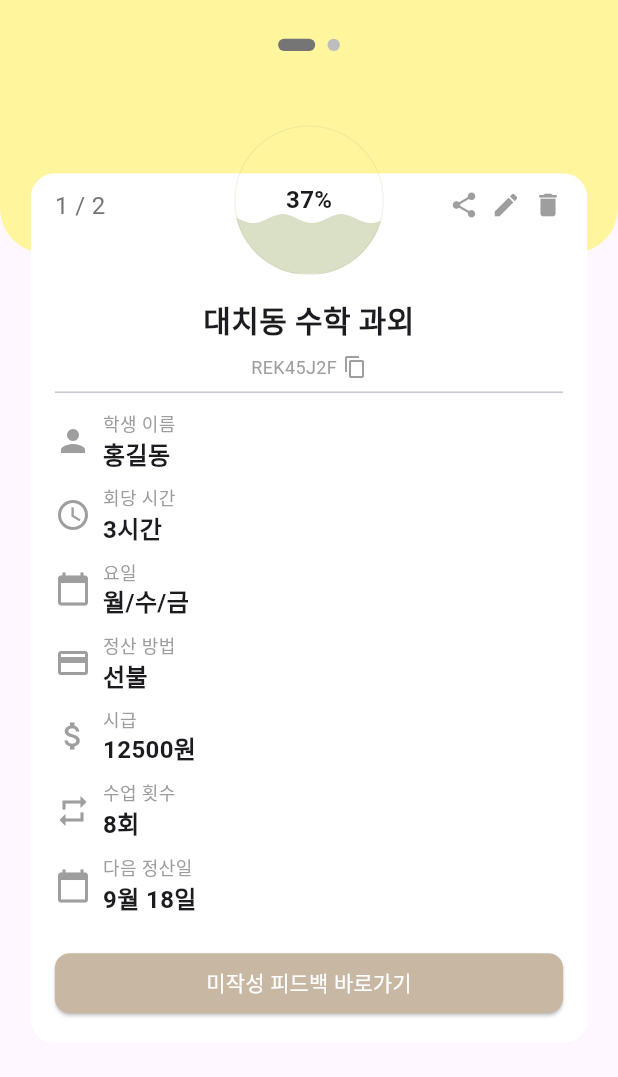
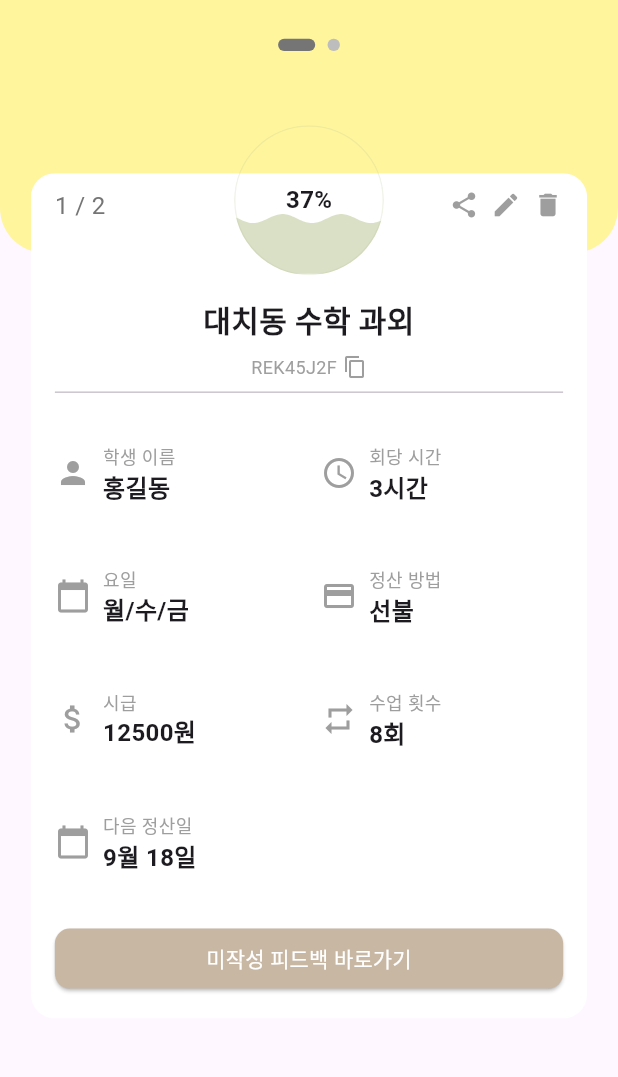
Before and after one commit to STUDULER/studuler_frontend, a Flutter app: the TeacherHomePage screen opened directly, on a phone screen of 412 x 824 dp, the part 122-1199 px from its top. Run offline on Flutter 3.47's test engine with Material 3 defaults, Android fonts, the phone set to English and light mode, and no system bars; drawn by our look-alikes of card_swiper; our stand-ins replace dio, flutter_rating_bar, flutter_secure_storage, gap, google_sign_in, jiffy and 1 more; missing offline and left inert: board_datetime_picker, kakao_flutter_sdk; accounts and stored records are empty.

Commit message:
카드 디자인 수정

```diff
--- a/lib/common/widget/class_info_card.dart
+++ b/lib/common/widget/class_info_card.dart
@@ -136,6 +136,7 @@ class _ClassInfoCardState extends State<ClassInfoCard>
                 color: Colors.white,
                 borderRadius: BorderRadius.circular(16.0),
               ),
+              child: SingleChildScrollView(
                 child: Padding(
                   padding: const EdgeInsets.fromLTRB(16, 10, 16, 16),
                   child: Column(
@@ -215,7 +216,11 @@ class _ClassInfoCardState extends State<ClassInfoCard>
                       ),
                       const Divider(),
                       if (showIncompleteFeedbackList)
-                      IncompleteClassFeedback(
+                        SizedBox(
+                          height: MediaQuery.of(context).size.height * 0.475,
+                          child: Padding(
+                            padding: const EdgeInsets.all(16.0),
+                            child: IncompleteClassFeedback(
                               classTitle: widget.title,
                               classId: 'dummyClassId',
                               backToClassInfo: () {
@@ -224,14 +229,28 @@ class _ClassInfoCardState extends State<ClassInfoCard>
                                 });
                               },
                             ),
+                          ),
+                        ),
                       if (!showIncompleteFeedbackList)
-                      Column(
+                        SizedBox(
+                          height: MediaQuery.of(context).size.height * 0.4,
+                          child: Wrap(
+                            spacing: 16.0,
+                            runSpacing: 16.0,
                             children: widget.infoItems.map((item) {
-                          return Padding(
-                            padding: const EdgeInsets.symmetric(vertical: 4.0),
+                              return SizedBox(
+                                width: (MediaQuery.of(context).size.width * 0.9 - 48) / 2,
+                                height: MediaQuery.of(context).size.height * 0.08,
+                                child: Align(
+                                  alignment: Alignment.centerLeft,
+                                  child: Padding(
+                                    padding: const EdgeInsets.only(top: 26.0),
                                     child: item,
+                                  ),
+                                ),
                               );
                             }).toList(),
+                          ),
                         ),
                       if (!showIncompleteFeedbackList) const SizedBox(height: 16),
                       if (!showIncompleteFeedbackList)
@@ -246,13 +265,13 @@ class _ClassInfoCardState extends State<ClassInfoCard>
                             foregroundColor: Colors.white,
                             minimumSize: const Size.fromHeight(40),
                             shape: RoundedRectangleBorder(
-                            borderRadius:
-                                BorderRadius.circular(10), // 버튼 모서리 둥글게
+                              borderRadius: BorderRadius.circular(10),
                             ),
                           ),
                           child: const Text('미작성 피드백 바로가기'),
                         ),
                     ],
+                  ),
                 ),
               ),
             ),
@@ -265,11 +284,11 @@ class _ClassInfoCardState extends State<ClassInfoCard>
               width: 100,
               height: 100,
               decoration: BoxDecoration(
-                color: Colors.transparent, // 원의 배경을 투명하게 설정
+                color: Colors.transparent,
                 border: Border.all(
-                  color: currentThemeColor.withOpacity(0.2), // 테두리에 투명도 적용
+                  color: currentThemeColor.withOpacity(0.2),
                   width: 1,
-                ), // 테두리 추가
+                ),
                 shape: BoxShape.circle,
               ),
               child: Stack(
@@ -283,7 +302,7 @@ class _ClassInfoCardState extends State<ClassInfoCard>
                         painter: AnimatedWavePainter(
                           progress: widget.completionRate,
                           animation: _controller,
-                          waveColor: currentThemeColor, // 물결 애니메이션에 테마 색상 적용
+                          waveColor: currentThemeColor,
                         ),
                       );
                     },
--- a/lib/teacher/section/incomplete_class_feedback.dart
+++ b/lib/teacher/section/incomplete_class_feedback.dart
@@ -38,9 +38,14 @@ class _IncompleteClassFeedbackState extends State<IncompleteClassFeedback> {
     setState(() {
       isLoading = true;
     });
-    final result = await httpService.fetchIncompleteFeedbackDates(
-      classId: widget.classId,
+
+    // 테스트용 더미 데이터 생성
+    await Future.delayed(const Duration(seconds: 1)); // 비동기 테스트
+    final List<DateTime> result = List.generate(
+      30, // 더미 데이터 수 (30개로 설정)
+          (index) => DateTime.now().subtract(Duration(days: index)),
     );
+
     setState(() {
       isLoading = false;
       incompleteFeedbackDates = result;
@@ -83,7 +88,9 @@ class _IncompleteClassFeedbackState extends State<IncompleteClassFeedback> {
             color: Colors.black54,
           ),
         if (!isLoading)
-          Column(
+          Expanded(
+            child: SingleChildScrollView( // 스크롤 가능하게 설정
+              child: Column(
                 children: List.generate(
                   incompleteFeedbackDates.length,
                       (index) => IncompleteClassFeedbackTile(
@@ -94,6 +101,8 @@ class _IncompleteClassFeedbackState extends State<IncompleteClassFeedback> {
                   ),
                 ),
               ),
+            ),
+          ),
       ],
     );
   }
```
Lines whose indentation alone changed are shown as unchanged.
